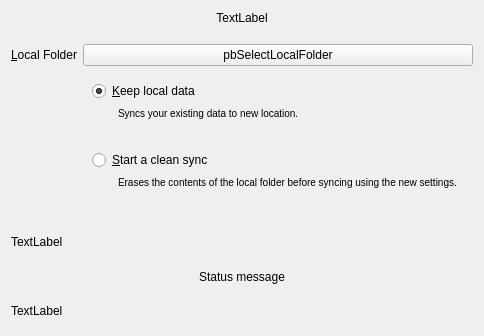
Qt form src/wizard/owncloudadvancedsetuppage.ui (nextcloud/desktop) before a commit.
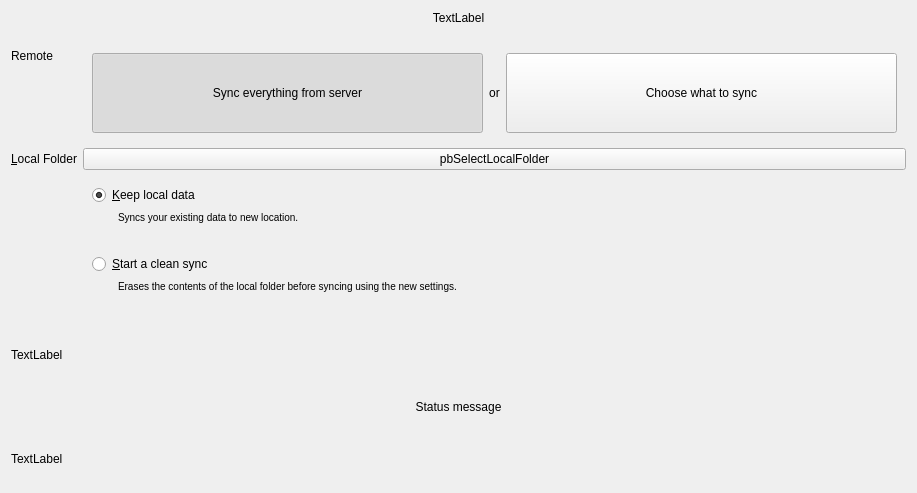
The same form after that commit.

Commit message: Selective sync: new design in the wizard

```diff
--- a/src/wizard/owncloudadvancedsetuppage.ui
+++ b/src/wizard/owncloudadvancedsetuppage.ui
@@ -6,8 +6,8 @@
    <rect>
     <x>0</x>
     <y>0</y>
-    <width>484</width>
-    <height>336</height>
+    <width>917</width>
+    <height>493</height>
    </rect>
   </property>
   <property name="sizePolicy">
@@ -57,7 +57,10 @@
    </item>
    <item>
     <layout class="QFormLayout" name="advancedBox">
-     <item row="0" column="0">
+     <property name="fieldGrowthPolicy">
+      <enum>QFormLayout::AllNonFixedFieldsGrow</enum>
+     </property>
+     <item row="1" column="0">
       <widget class="QLabel" name="label">
        <property name="sizePolicy">
         <sizepolicy hsizetype="Minimum" vsizetype="Preferred">
@@ -73,7 +76,7 @@
        </property>
       </widget>
      </item>
-     <item row="0" column="1">
+     <item row="1" column="1">
       <widget class="QPushButton" name="pbSelectLocalFolder">
        <property name="sizePolicy">
         <sizepolicy hsizetype="MinimumExpanding" vsizetype="Fixed">
@@ -86,7 +89,7 @@
        </property>
       </widget>
      </item>
-     <item row="1" column="1">
+     <item row="2" column="1">
       <widget class="QWidget" name="resolutionWidget" native="true">
        <property name="sizePolicy">
         <sizepolicy hsizetype="Preferred" vsizetype="Fixed">
@@ -209,6 +212,76 @@
        </layout>
       </widget>
      </item>
+     <item row="0" column="1">
+      <widget class="QWidget" name="widget" native="true">
+       <layout class="QGridLayout" name="gridLayout">
+        <item row="0" column="1">
+         <widget class="QLabel" name="label_3">
+          <property name="text">
+           <string>or</string>
+          </property>
+          <property name="alignment">
+           <set>Qt::AlignCenter</set>
+          </property>
+         </widget>
+        </item>
+        <item row="0" column="2">
+         <widget class="QToolButton" name="tbSelectiveSync">
+          <property name="sizePolicy">
+           <sizepolicy hsizetype="Expanding" vsizetype="Fixed">
+            <horstretch>0</horstretch>
+            <verstretch>0</verstretch>
+           </sizepolicy>
+          </property>
+          <property name="minimumSize">
+           <size>
+            <width>160</width>
+            <height>80</height>
+           </size>
+          </property>
+          <property name="text">
+           <string>Choose what to sync</string>
+          </property>
+          <property name="checkable">
+           <bool>true</bool>
+          </property>
+         </widget>
+        </item>
+        <item row="0" column="0">
+         <widget class="QToolButton" name="tbSyncEverything">
+          <property name="sizePolicy">
+           <sizepolicy hsizetype="Expanding" vsizetype="Preferred">
+            <horstretch>0</horstretch>
+            <verstretch>0</verstretch>
+           </sizepolicy>
+          </property>
+          <property name="minimumSize">
+           <size>
+            <width>160</width>
+            <height>80</height>
+           </size>
+          </property>
+          <property name="text">
+           <string>Sync everything from server</string>
+          </property>
+          <property name="checkable">
+           <bool>true</bool>
+          </property>
+          <property name="checked">
+           <bool>true</bool>
+          </property>
+         </widget>
+        </item>
+       </layout>
+      </widget>
+     </item>
+     <item row="0" column="0">
+      <widget class="QLabel" name="label_2">
+       <property name="text">
+        <string>Remote</string>
+       </property>
+      </widget>
+     </item>
     </layout>
    </item>
    <item>
```
The commit also changes 9 other files.
